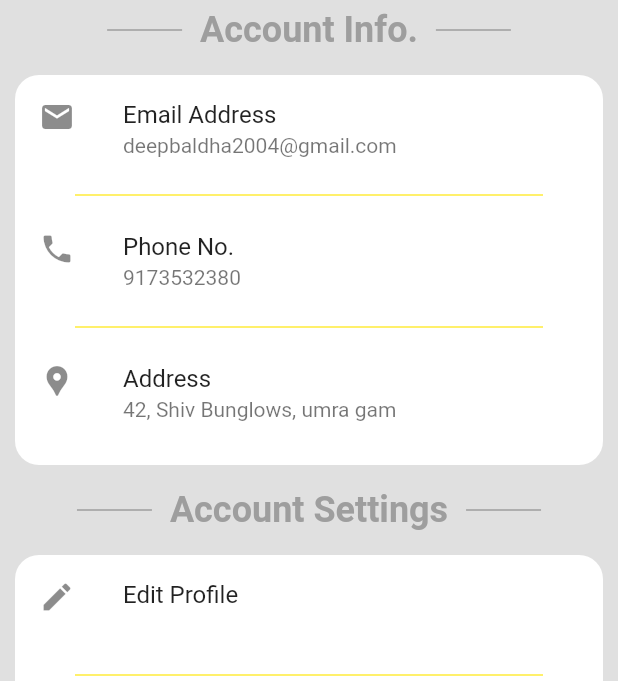
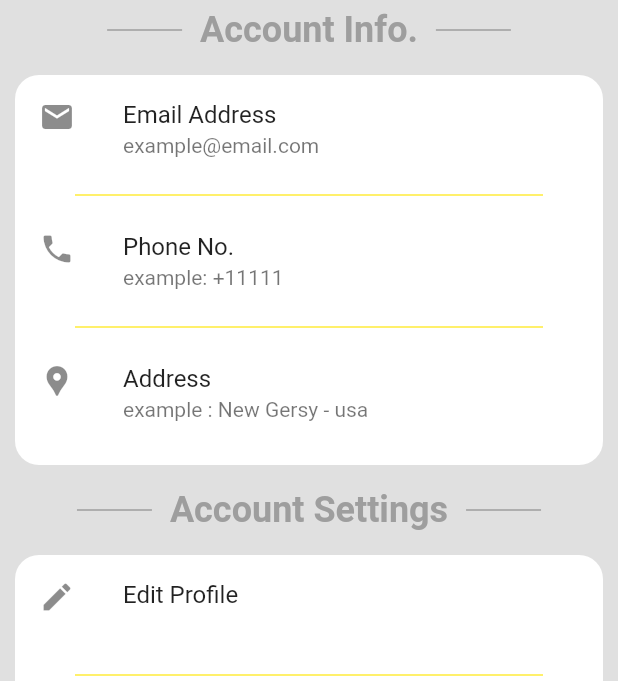
Before and after one commit to DeepBaldha/stunnzone, a Flutter app: the ProfileScreen screen opened directly, on a phone screen of 412 x 824 dp, the part 555-1236 px from its top. Run offline on Flutter 3.47's test engine with Material 2 defaults, Android fonts, the phone set to English and light mode, and no system bars; our stand-ins replace animated_text_kit, cloud_firestore, firebase_auth, firebase_core, firebase_storage, image_picker; accounts and stored records are empty; network calls fail.

Commit message:
Initial commit

```diff
--- a/lib/auth/customer_login.dart
+++ b/lib/auth/customer_login.dart
@@ -30,6 +30,7 @@ class _CustomerLoginState extends State<CustomerLogin> {
 
         _formkey.currentState!.reset();
 
+        // ignore: use_build_context_synchronously
         Navigator.pushReplacementNamed(context, '/customer_home');
       } on FirebaseAuthException catch (e) {
         if (e.code == 'user-not-found') {
--- a/lib/auth/customer_signup.dart
+++ b/lib/auth/customer_signup.dart
@@ -11,6 +11,7 @@ class CustomerRegister extends StatefulWidget {
   const CustomerRegister({Key? key}) : super(key: key);
 
   @override
+  // ignore: library_private_types_in_public_api
   _CustomerRegisterState createState() => _CustomerRegisterState();
 }
 
@@ -32,7 +33,7 @@ class _CustomerRegisterState extends State<CustomerRegister> {
   dynamic _pickedImageError;
 
   CollectionReference customers =
-  FirebaseFirestore.instance.collection('customers');
+      FirebaseFirestore.instance.collection('customers');
 
   void _pickImageFromCamera() async {
     try {
@@ -48,6 +49,7 @@ class _CustomerRegisterState extends State<CustomerRegister> {
       setState(() {
         _pickedImageError = e;
       });
+      // ignore: avoid_print
       print(_pickedImageError);
     }
   }
@@ -66,6 +68,7 @@ class _CustomerRegisterState extends State<CustomerRegister> {
       setState(() {
         _pickedImageError = e;
       });
+      // ignore: avoid_print
       print(_pickedImageError);
     }
   }
@@ -101,6 +104,7 @@ class _CustomerRegisterState extends State<CustomerRegister> {
             _imageFile = null;
           });
 
+          // ignore: use_build_context_synchronously
           Navigator.pushReplacementNamed(context, '/customer_login');
         } on FirebaseAuthException catch (e) {
           if (e.code == 'weak-password') {
--- a/lib/auth/supplier_login.dart
+++ b/lib/auth/supplier_login.dart
@@ -30,6 +30,7 @@ class _SupplierLoginState extends State<SupplierLogin> {
 
         _formkey.currentState!.reset();
 
+        // ignore: use_build_context_synchronously
         Navigator.pushReplacementNamed(context, '/supplier_home');
       } on FirebaseAuthException catch (e) {
         if (e.code == 'user-not-found') {
--- a/lib/auth/supplier_signup.dart
+++ b/lib/auth/supplier_signup.dart
@@ -27,6 +27,7 @@ class _SupplierRegisterState extends State<SupplierRegister> {
   bool passwordVisible = false;
 
   XFile? _imageFile;
+  // ignore: unused_field
   dynamic _pickedImageError;
   CollectionReference suppliers =
       FirebaseFirestore.instance.collection('suppliers');
@@ -288,7 +289,7 @@ class _SupplierRegisterState extends State<SupplierRegister> {
                         haveAccount: 'Already have account? ',
                       ),
                       processing == true
-                          ? CircularProgressIndicator()
+                          ? const CircularProgressIndicator()
                           : AuthMainButton(
                               onPressed: () {
                                 signUp();
--- a/lib/main.dart
+++ b/lib/main.dart
@@ -6,7 +6,6 @@ import 'package:stunnzone/main_screens/cart.dart';
 import 'package:stunnzone/main_screens/customer_home.dart';
 import 'package:stunnzone/main_screens/supplier_home.dart';
 import 'package:stunnzone/main_screens/welcome.dart';
-
 import 'auth/supplier_login.dart';
 import 'auth/supplier_signup.dart';
 
--- a/lib/main_screens/cart.dart
+++ b/lib/main_screens/cart.dart
@@ -4,7 +4,7 @@ import 'package:stunnzone/widgets/yellow_button.dart';
 
 class CartScreen extends StatefulWidget {
   final Widget? back;
-  const CartScreen({Key? key,this.back}) : super(key: key);
+  const CartScreen({Key? key, this.back}) : super(key: key);
 
   @override
   State<CartScreen> createState() => _CartScreenState();
@@ -64,8 +64,8 @@ class _CartScreenState extends State<CartScreen> {
             child: Row(
               mainAxisAlignment: MainAxisAlignment.spaceBetween,
               children: [
-                Row(
-                  children: const [
+                const Row(
+                  children: [
                     Text(
                       'Total: \$ ',
                       style: TextStyle(fontSize: 18),
@@ -80,7 +80,11 @@ class _CartScreenState extends State<CartScreen> {
                     ),
                   ],
                 ),
-                YellowButton(width: 0.45, onPressed: () { }, label: 'CHECK OUT',),
+                YellowButton(
+                  width: 0.45,
+                  onPressed: () {},
+                  label: 'CHECK OUT',
+                ),
               ],
             ),
           ),
--- a/lib/main_screens/profile.dart
+++ b/lib/main_screens/profile.dart
@@ -1,26 +1,51 @@
+import 'package:cloud_firestore/cloud_firestore.dart';
+import 'package:firebase_auth/firebase_auth.dart';
 import 'package:flutter/material.dart';
 import 'package:stunnzone/customer_screens/customer_orders.dart';
 import 'package:stunnzone/customer_screens/wishlist.dart';
 
 class ProfileScreen extends StatefulWidget {
-  const ProfileScreen({Key? key, required String documentId}) : super(key: key);
+  final String documentId;
+  const ProfileScreen({Key? key, required this.documentId}) : super(key: key);
 
   @override
   State<ProfileScreen> createState() => _ProfileScreenState();
 }
 
 class _ProfileScreenState extends State<ProfileScreen> {
+  CollectionReference customers =
+      FirebaseFirestore.instance.collection('customers');
+  CollectionReference anonymous =
+      FirebaseFirestore.instance.collection('anonymous');
   @override
   Widget build(BuildContext context) {
-    return Scaffold(
+    return FutureBuilder<DocumentSnapshot>(
+        future: FirebaseAuth.instance.currentUser!.isAnonymous
+            ? anonymous.doc(widget.documentId).get()
+            : customers.doc(widget.documentId).get(),
+        builder:
+            (BuildContext context, AsyncSnapshot<DocumentSnapshot> snapshot) {
+          if (snapshot.hasError) {
+            return const Text("Something went wrong");
+          }
+
+          if (snapshot.hasData && !snapshot.data!.exists) {
+            return const Text("Document does not exist");
+          }
+
+          if (snapshot.connectionState == ConnectionState.done) {
+            Map<String, dynamic> data =
+                snapshot.data!.data() as Map<String, dynamic>;
+            return /* Text("Full Name: ${data['full_name']} ${data['last_name']}"); */
+                Scaffold(
               backgroundColor: Colors.grey.shade300,
               body: Stack(
                 children: [
                   Container(
                     height: 230,
                     decoration: const BoxDecoration(
-                gradient:
-                    LinearGradient(colors: [Colors.yellow, Colors.brown])),
+                        gradient: LinearGradient(
+                            colors: [Colors.yellow, Colors.brown])),
                   ),
                   CustomScrollView(
                     slivers: [
@@ -35,7 +60,8 @@ class _ProfileScreenState extends State<ProfileScreen> {
                               return FlexibleSpaceBar(
                                 title: AnimatedOpacity(
                                   duration: const Duration(milliseconds: 200),
-                          opacity: constraints.biggest.height <= 120 ? 1 : 0,
+                                  opacity:
+                                      constraints.biggest.height <= 120 ? 1 : 0,
                                   child: const Text(
                                     'Account',
                                     style: TextStyle(color: Colors.black),
@@ -43,24 +69,36 @@ class _ProfileScreenState extends State<ProfileScreen> {
                                 ),
                                 background: Container(
                                   decoration: const BoxDecoration(
-                              gradient: LinearGradient(
-                                  colors: [Colors.yellow, Colors.brown])),
+                                      gradient: LinearGradient(colors: [
+                                    Colors.yellow,
+                                    Colors.brown
+                                  ])),
                                   child: Padding(
-                            padding: const EdgeInsets.only(top: 25, left: 30),
+                                    padding: const EdgeInsets.only(
+                                        top: 25, left: 30),
                                     child: Row(
                                       children: [
-                                const CircleAvatar(
+                                        data['profileimage'] == ''
+                                            ? const CircleAvatar(
                                                 radius: 50,
-                                  backgroundImage:
-                                      AssetImage('images/inapp/guest.jpg'),
+                                                backgroundImage: AssetImage(
+                                                    'images/inapp/guest.jpg'),
+                                              )
+                                            : CircleAvatar(
+                                                radius: 50,
+                                                backgroundImage: NetworkImage(
+                                                    data['profileimage']),
                                               ),
                                         Padding(
-                                  padding: const EdgeInsets.only(left: 25),
+                                          padding:
+                                              const EdgeInsets.only(left: 25),
                                           child: Text(
-                                    'guest'.toUpperCase(),
+                                            data['name'] == ''
+                                                ? 'guest'.toUpperCase()
+                                                : data['name'].toUpperCase(),
                                             style: const TextStyle(
-                                        fontWeight: FontWeight.w600,
-                                        fontSize: 24),
+                                                fontSize: 24,
+                                                fontWeight: FontWeight.w600),
                                           ),
                                         )
                                       ],
@@ -70,68 +108,6 @@ class _ProfileScreenState extends State<ProfileScreen> {
                               );
                             },
                           )),
-
-              /*SliverAppBar(
-              centerTitle: true,
-              elevation: 0,
-              backgroundColor: Colors.white,
-              expandedHeight: 140,
-              flexibleSpace: LayoutBuilder(
-                builder: (context, constrains) {
-                  return FlexibleSpaceBar(
-                    title: AnimatedOpacity(
-                      opacity: constrains.biggest.height <= 120 ? 1 : 0,
-                      duration: const Duration(milliseconds: 200),
-                      child: const Text(
-                        'Account',
-                        style: TextStyle(color: Colors.black),
-                      ),
-                    ),
-                    background: Container(
-                      decoration: const BoxDecoration(
-                          gradient:
-                              LinearGradient(colors: [Colors.red, Colors.pink])),
-                    ),
-                  );
-                },
-              ),
-            ),*/
-              // SliverAppBar According to video
-
-              /*SliverGrid(
-              gridDelegate: const SliverGridDelegateWithMaxCrossAxisExtent(
-                maxCrossAxisExtent: 200.0,
-                mainAxisSpacing: 10.0,
-                crossAxisSpacing: 10.0,
-                childAspectRatio: 4.0,
-              ),
-              delegate: SliverChildBuilderDelegate(
-                (BuildContext context, int index) {
-                  return Container(
-                    alignment: Alignment.center,
-                    color: Colors.teal[100 * (index % 9)],
-                    child: Text('Grid Item $index'),
-                  );
-                },
-                childCount: 30,
-              ),
-            ),*/
-              // SliverGrid According to documentation of flutter.dev
-
-              /*SliverFixedExtentList(
-              itemExtent: 50.0,
-              delegate: SliverChildBuilderDelegate(
-                (BuildContext context, int index) {
-                  return Container(
-                    alignment: Alignment.center,
-                    color: Colors.lightBlue[100 * (index % 9)],
-                    child: Text('List Item $index'),
-                  );
-                },
-              ),
-            ),*/
-              // SliverFixedExtentList According to documentation of flutter.dev
-
                       SliverToBoxAdapter(
                         child: Column(
                           children: [
@@ -143,7 +119,8 @@ class _ProfileScreenState extends State<ProfileScreen> {
                                 borderRadius: BorderRadius.circular(50),
                               ),
                               child: Row(
-                        mainAxisAlignment: MainAxisAlignment.spaceAround,
+                                mainAxisAlignment:
+                                    MainAxisAlignment.spaceAround,
                                 children: [
                                   Container(
                                     decoration: const BoxDecoration(
@@ -155,12 +132,14 @@ class _ProfileScreenState extends State<ProfileScreen> {
                                     ),
                                     child: TextButton(
                                       onPressed: () {
-                                Navigator.pushReplacementNamed(
-                                    context, '/customer_home/cart_screen');
+                                        Navigator.pushReplacementNamed(context,
+                                            '/customer_home/cart_screen');
                                       },
                                       child: SizedBox(
                                         height: 40,
-                                width: MediaQuery.of(context).size.width * 0.2,
+                                        width:
+                                            MediaQuery.of(context).size.width *
+                                                0.2,
                                         child: const Center(
                                           child: Text(
                                             'Cart',
@@ -185,7 +164,9 @@ class _ProfileScreenState extends State<ProfileScreen> {
                                       },
                                       child: SizedBox(
                                         height: 40,
-                                width: MediaQuery.of(context).size.width * 0.2,
+                                        width:
+                                            MediaQuery.of(context).size.width *
+                                                0.2,
                                         child: const Center(
                                           child: Text(
                                             'Orders',
@@ -216,7 +197,9 @@ class _ProfileScreenState extends State<ProfileScreen> {
                                       },
                                       child: SizedBox(
                                         height: 40,
-                                width: MediaQuery.of(context).size.width * 0.2,
+                                        width:
+                                            MediaQuery.of(context).size.width *
+                                                0.2,
                                         child: const Center(
                                           child: Text(
                                             'Wishlist',
@@ -252,24 +235,27 @@ class _ProfileScreenState extends State<ProfileScreen> {
                                         borderRadius: BorderRadius.circular(16),
                                       ),
                                       child: Column(
-                                children: const [
+                                        children: [
                                           RepeatedListTile(
-                                    title: 'Email Address',
                                               icon: Icons.email,
-                                    subTitle: 'deepbaldha2004@gmail.com',
-                                  ),
+                                              subTitle: data['email'] == ''
+                                                  ? 'example@email.com'
+                                                  : data['email'],
+                                              title: 'Email Address'),
                                           YellowDivider(),
                                           RepeatedListTile(
-                                    title: 'Phone No.',
                                               icon: Icons.phone,
-                                    subTitle: '9173532380',
-                                  ),
+                                              subTitle: data['phone'] == ''
+                                                  ? 'example: +11111'
+                                                  : data['phone'],
+                                              title: 'Phone No.'),
                                           YellowDivider(),
                                           RepeatedListTile(
-                                    title: 'Address',
                                               icon: Icons.location_pin,
-                                    subTitle: '42, Shiv Bunglows, umra gam',
-                                  ),
+                                              subTitle: data['address'] == ''
+                                                  ? 'example : New Gersy - usa'
+                                                  : data['address'],
+                                              title: 'Address'),
                                         ],
                                       ),
                                     ),
@@ -321,6 +307,13 @@ class _ProfileScreenState extends State<ProfileScreen> {
                 ],
               ),
             );
+          }
+          return const Center(
+            child: CircularProgressIndicator(
+              color: Colors.purple,
+            ),
+          );
+        });
   }
 }
 
--- a/lib/main_screens/upload_product.dart
+++ b/lib/main_screens/upload_product.dart
@@ -77,6 +77,7 @@ class _UploadProductScreenState extends State<UploadProductScreen> {
       });
     } catch (e) {
       setState(() {
+        // ignore: avoid_print
         print(_pickedImageError);
       });
     }
@@ -104,10 +105,15 @@ class _UploadProductScreenState extends State<UploadProductScreen> {
     if (_formKey.currentState!.validate()) {
       if (imagesFileList!.isNotEmpty) {
         _formKey.currentState!.save();
+        // ignore: avoid_print
         print('valid');
+        // ignore: avoid_print
         print(price);
+        // ignore: avoid_print
         print(quantity);
+        // ignore: avoid_print
         print(proName);
+        // ignore: avoid_print
         print(proDesc);
         setState(() {
           imagesFileList = [];
@@ -161,8 +167,8 @@ class _UploadProductScreenState extends State<UploadProductScreen> {
                               items:
                                   categ.map<DropdownMenuItem<String>>((value) {
                                 return DropdownMenuItem(
+                                  value: value,
                                   child: Text(value),
-                                  value: value,
                                 );
                               }).toList(),
                               onChanged: (value) {
@@ -184,8 +190,8 @@ class _UploadProductScreenState extends State<UploadProductScreen> {
                               items: subCategList
                                   .map<DropdownMenuItem<String>>((value) {
                                 return DropdownMenuItem(
+                                  value: value,
                                   child: Text(value),
-                                  value: value,
                                 );
                               }).toList(),
                               onChanged: (value) {
--- a/lib/main_screens/welcome.dart
+++ b/lib/main_screens/welcome.dart
@@ -2,7 +2,6 @@ import 'dart:math';
 import 'package:animated_text_kit/animated_text_kit.dart';
 import 'package:cloud_firestore/cloud_firestore.dart';
 import 'package:firebase_auth/firebase_auth.dart';
-import 'package:firebase_core/firebase_core.dart';
 import 'package:flutter/material.dart';
 import 'package:stunnzone/widgets/yellow_button.dart';
 
@@ -29,7 +28,6 @@ class WelcomeScreen extends StatefulWidget {
 
 class _WelcomeScreenState extends State<WelcomeScreen>
     with SingleTickerProviderStateMixin {
-
   late AnimationController _controller;
   bool processing = false;
   CollectionReference customer =
@@ -234,7 +232,7 @@ class _WelcomeScreenState extends State<WelcomeScreen>
                         ),
                       ),
                       processing == true
-                          ? CircularProgressIndicator()
+                          ? const CircularProgressIndicator()
                           : GoogleFacebookLogin(
                               label: 'Guest',
                               onPressed: () async {
@@ -244,7 +242,7 @@ class _WelcomeScreenState extends State<WelcomeScreen>
                                 await FirebaseAuth.instance
                                     .signInAnonymously()
                                     .whenComplete(() async {
-                                      _uid  = FirebaseAuth.instance.currentUser!.uid;
+                                  _uid = FirebaseAuth.instance.currentUser!.uid;
                                   await customer.doc(_uid).set({
                                     'name': '',
                                     'email': '',
@@ -255,6 +253,7 @@ class _WelcomeScreenState extends State<WelcomeScreen>
                                   });
                                 });
 
+                                // ignore: use_build_context_synchronously
                                 Navigator.pushReplacementNamed(
                                     context, '/customer_home');
                               },
--- a/lib/widgets/fake_search.dart
+++ b/lib/widgets/fake_search.dart
@@ -22,8 +22,8 @@ class FakeSearch extends StatelessWidget {
         child: Row(
           mainAxisAlignment: MainAxisAlignment.spaceBetween,
           children: [
-            Row(
-              children: const [
+            const Row(
+              children: [
                 Padding(
                   padding: EdgeInsets.symmetric(horizontal: 10),
                   child: Icon(
--- a/lib/widgets/snackbar.dart
+++ b/lib/widgets/snackbar.dart
@@ -1,6 +1,7 @@
 import 'package:flutter/material.dart';
 
 class MyMessageHandler {
+  // ignore: no_leading_underscores_for_local_identifiers
   static void showSnackBar(var _scaffoldKey, String message) {
     _scaffoldKey.currentState!.hideCurrentSnackBar();
     _scaffoldKey.currentState!.showSnackBar(SnackBar(
```
Also changed, not shown: 1 other file. Lines whose indentation alone changed are shown as unchanged.
